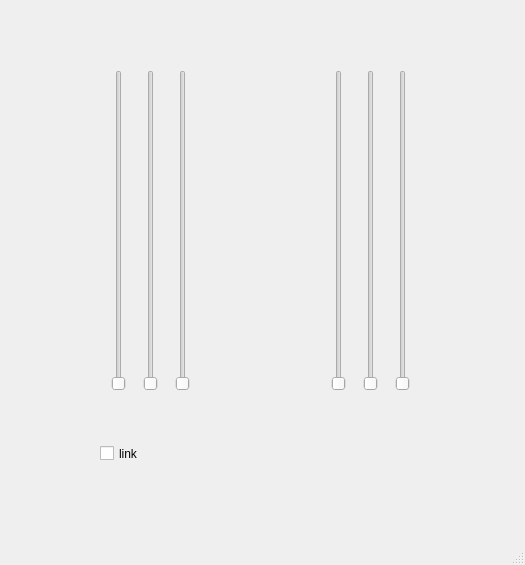
Old version of the form lights/mainwindow.ui in the repository mattvenn/dmx_lights.
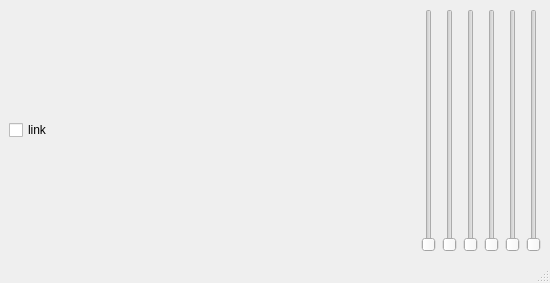
New version of the form.

Commit message: scaling window

Diff of the .ui file:
```diff
--- a/lights/mainwindow.ui
+++ b/lights/mainwindow.ui
@@ -6,23 +6,23 @@
    <rect>
     <x>0</x>
     <y>0</y>
-    <width>525</width>
-    <height>565</height>
+    <width>550</width>
+    <height>283</height>
    </rect>
   </property>
   <property name="windowTitle">
    <string>MainWindow</string>
   </property>
   <widget class="QWidget" name="centralwidget">
-   <widget class="QWidget" name="horizontalLayoutWidget">
-    <property name="geometry">
-     <rect>
-      <x>100</x>
-      <y>70</y>
-      <width>101</width>
-      <height>321</height>
-     </rect>
-    </property>
+   <layout class="QHBoxLayout" name="horizontalLayout_3">
+    <item>
+     <widget class="QCheckBox" name="link">
+      <property name="text">
+       <string>link</string>
+      </property>
+     </widget>
+    </item>
+    <item>
     <layout class="QHBoxLayout" name="horizontalLayout">
      <item>
       <widget class="QSlider" name="left_r">
@@ -55,16 +55,8 @@
       </widget>
      </item>
     </layout>
-   </widget>
-   <widget class="QWidget" name="horizontalLayoutWidget_2">
-    <property name="geometry">
-     <rect>
-      <x>320</x>
-      <y>70</y>
-      <width>101</width>
-      <height>321</height>
-     </rect>
-    </property>
+    </item>
+    <item>
     <layout class="QHBoxLayout" name="horizontalLayout_2">
      <item>
       <widget class="QSlider" name="right_r">
@@ -97,20 +89,8 @@
       </widget>
      </item>
     </layout>
-   </widget>
-   <widget class="QCheckBox" name="link">
-    <property name="geometry">
-     <rect>
-      <x>100</x>
-      <y>440</y>
-      <width>110</width>
-      <height>27</height>
-     </rect>
-    </property>
-    <property name="text">
-     <string>link</string>
-    </property>
-   </widget>
+    </item>
+   </layout>
   </widget>
   <widget class="QMenuBar" name="menubar">
    <property name="geometry">
```
Left out of the diff: 2 changed lines with no effect on the pictures. Lines whose indentation alone changed are shown as unchanged. The commit also changes 1 other file.
